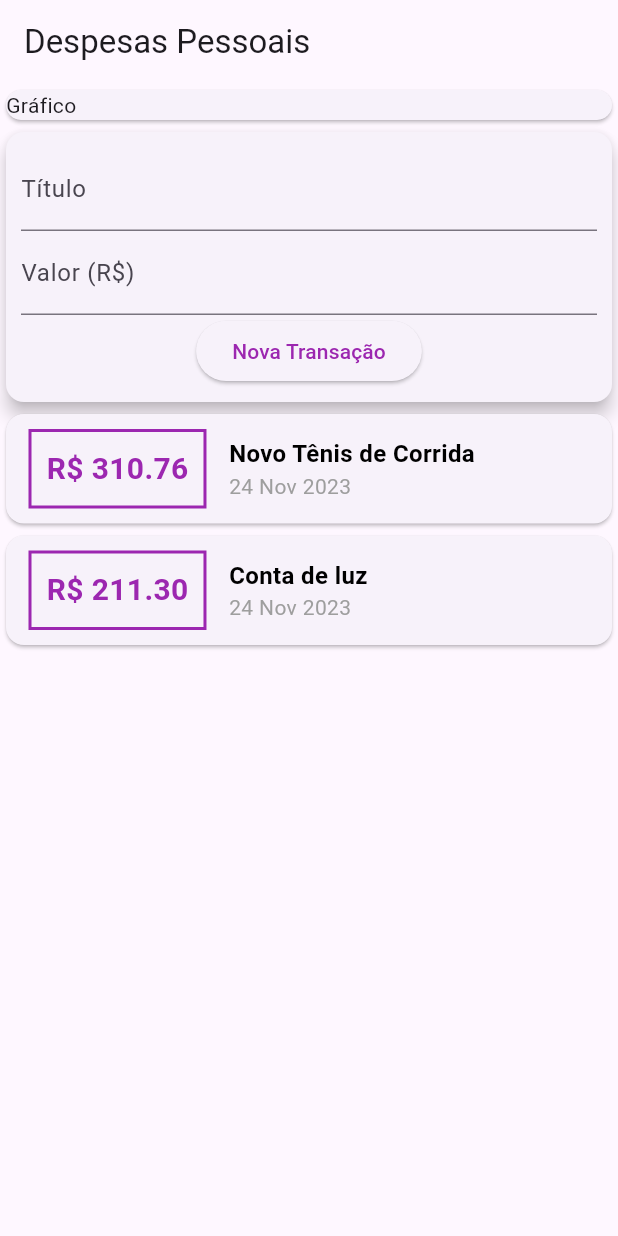
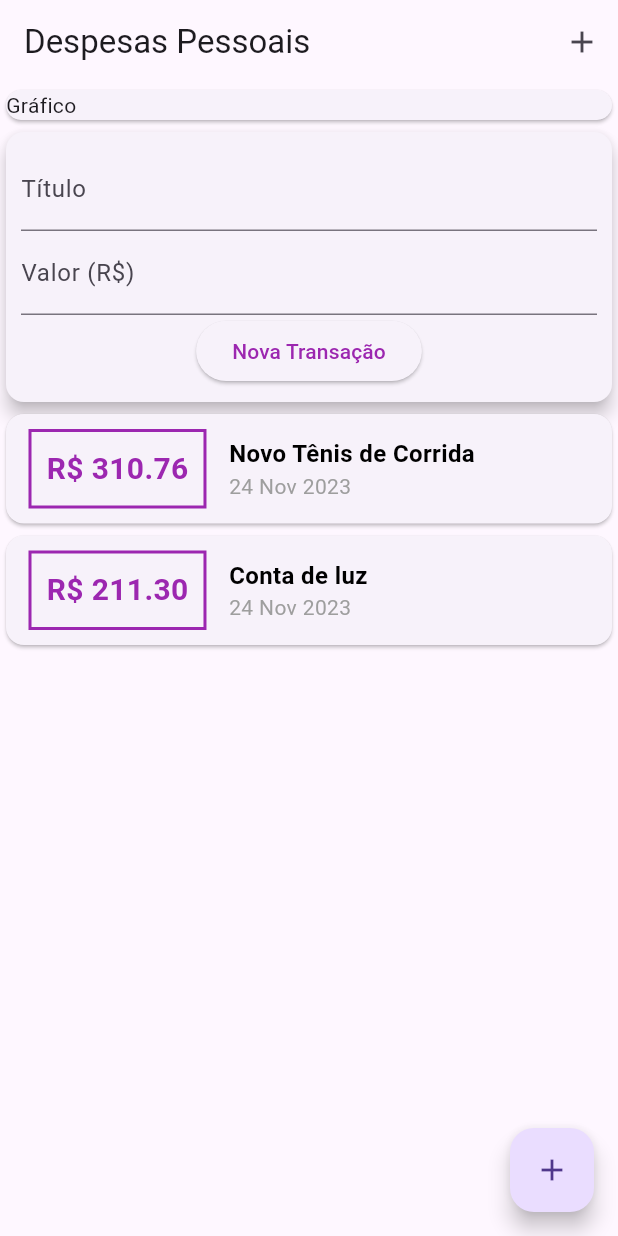
Before and after one commit to GoedertDalmolin/expenses, a Flutter app: the screen it shows after launch, on a phone screen of 412 x 824 dp. Run offline on Flutter 3.47's test engine with Material 3 defaults, Android fonts, the phone set to English and light mode, and no system bars.

Commit message:
Added button in appbar and FloatingActionButton in scaffold.

```diff
--- a/lib/main.dart
+++ b/lib/main.dart
@@ -22,6 +22,15 @@ class MyHomePage extends StatelessWidget {
     return Scaffold(
       appBar: AppBar(
         title: const Text('Despesas Pessoais'),
+        actions: [
+          IconButton(onPressed: () {}, icon: Icon(Icons.add))
+        ],
+      ),
+      floatingActionButton: FloatingActionButton(
+        child: Icon(Icons.add),
+        onPressed: () {
+
+        },
       ),
       body: SingleChildScrollView(
         child: Column(
```
